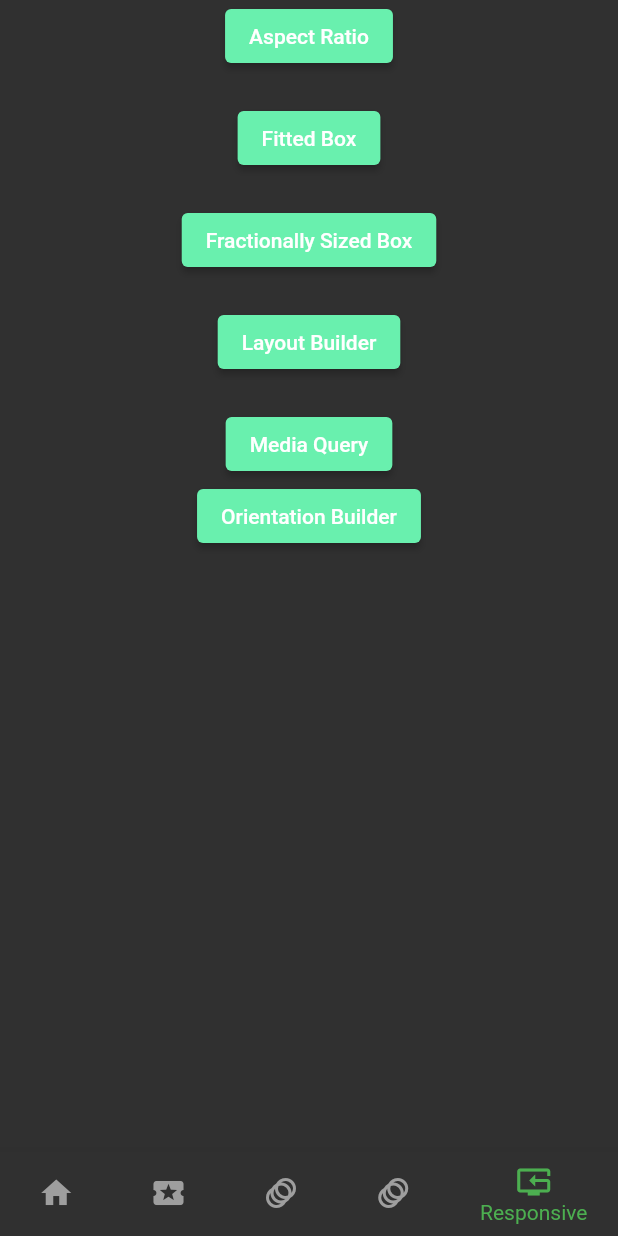
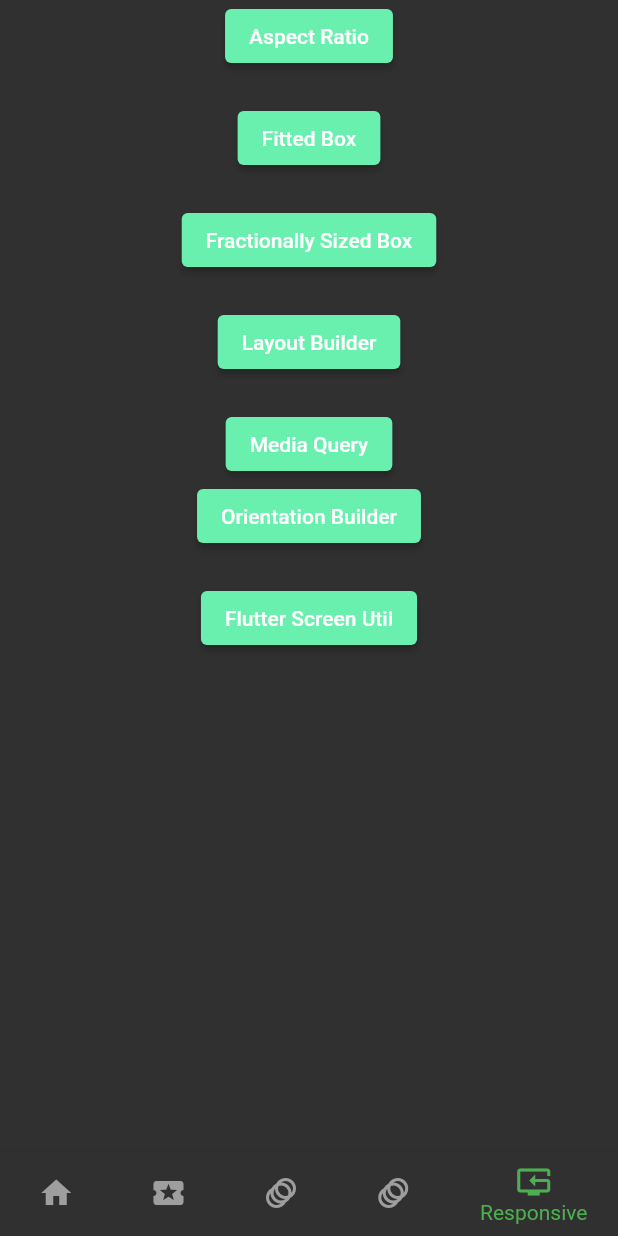
Before and after one commit to irfan701/Flutter, a Flutter app: the screen it shows after launch, item 5 of the bottom bar chosen, on a phone screen of 412 x 824 dp. Run offline on Flutter 3.47's test engine with Material 2 defaults, Android fonts, the light colour scheme and no system bars; our stand-ins replace flutter_screenutil, get, google_fonts, lottie, rive; network calls fail.

Commit message:
FlutterScreenUtil
FlutterScreenUtil

```diff
--- a/bin/day8/day_eight/lib/main.dart
+++ b/bin/day8/day_eight/lib/main.dart
@@ -4,6 +4,7 @@
 import 'package:day_eight/pages/AnimationScreenFour.dart';
 import 'package:day_eight/pages/AnimationScreenThree.dart';
 import 'package:day_eight/pages/AnimationScreenTwo.dart';
+import 'package:day_eight/pages/FlutterScreenUtil.dart';
 import 'package:day_eight/pages/ResAspectRatio.dart';
 import 'package:day_eight/pages/ResFittedBox.dart';
 import 'package:day_eight/pages/ResFractionallySizedBox.dart';
@@ -11,6 +12,7 @@
 import 'package:day_eight/pages/ResMediaQuery.dart';
 import 'package:day_eight/pages/ResOrientationBuilder.dart';
 import 'package:flutter/material.dart';
+import 'package:flutter_screenutil/flutter_screenutil.dart';
 import 'package:get/get.dart';
 import 'package:get/get_navigation/get_navigation.dart';
 
@@ -21,7 +23,9 @@
 class MyApp extends StatelessWidget {
   @override
   Widget build(BuildContext context) {
-    return GetMaterialApp(
+    return ScreenUtilInit(
+        designSize: Size(428, 926),
+        builder: (BuildContext context, child) => GetMaterialApp(
             initialRoute: '/',
             routes: {
               'first-screen': (context) => AnimationScreenTwo(),
@@ -33,7 +37,8 @@
               'res-three': (context) => ResFractionallySizedBox(),
               'res-four': (context) => ResLayoutBuilder(),
               'res-five': (context) => ResMediaQuery(),
-          'res-six': (context) => ResOrientationBuilder()
+              'res-six': (context) => ResOrientationBuilder(),
+              'res-seven': (context) => FlutterScreenUtil()
             },
             translations: Languages(),
             //locale: Get.deviceLocale,
@@ -57,7 +62,8 @@
                       topLeft: Radius.circular(25),
                     ))),
                 elevatedButtonTheme: ElevatedButtonThemeData(
-                style: ElevatedButton.styleFrom(primary: Colors.greenAccent))),
-        home: BottomNavController());
+                    style:
+                        ElevatedButton.styleFrom(primary: Colors.greenAccent))),
+            home: BottomNavController()));
   }
 }
--- a/bin/day8/day_eight/lib/pages/Responsive.dart
+++ b/bin/day8/day_eight/lib/pages/Responsive.dart
@@ -54,6 +54,14 @@
                   Navigator.pushNamed(context, 'res-six');
                 },
                 child: Text("Orientation Builder")),
+            SizedBox(
+              height: 20,
+            ),
+            ElevatedButton(
+                onPressed: () {
+                  Navigator.pushNamed(context, 'res-seven');
+                },
+                child: Text("Flutter Screen Util")),
           ],
         ),
       ),
```
Also changed, not shown: bin/day8/day_eight/lib/pages/FlutterScreenUtil.dart (+36 -0 lines). Lines whose indentation alone changed are shown as unchanged.
